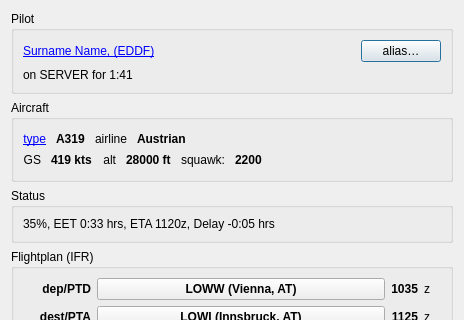
This is src/PilotDetails.ui in qutescoop/qutescoop as Qt 5 draws it before an edit; both pictures show x 0 to 464 and y 0 to 320 of the 464 by 599 pixel window. The edited form follows.
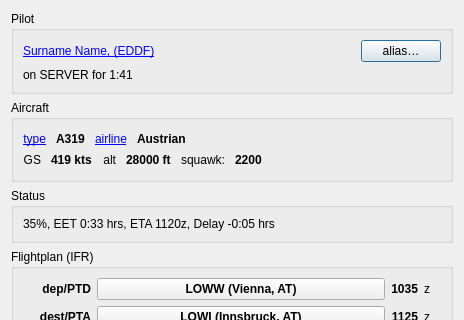
This is the edited form. Icons and pictures are not drawn.

Commit message: [FEATURE] show airline name (and callsign)

What changed in the file:
```diff
--- a/src/PilotDetails.ui
+++ b/src/PilotDetails.ui
@@ -106,10 +106,10 @@
         <item>
          <widget class="QLabel" name="label_12">
           <property name="text">
-           <string>airline</string>
+           <string>&lt;a href=&quot;https://en.wikipedia.org/wiki/List_of_airline_codes&quot;&gt;airline&lt;/a&gt;</string>
           </property>
-          <property name="alignment">
-           <set>Qt::AlignRight|Qt::AlignTrailing|Qt::AlignVCenter</set>
+          <property name="openExternalLinks">
+           <bool>true</bool>
           </property>
          </widget>
         </item>
```
The commit also changes 5 other files.
